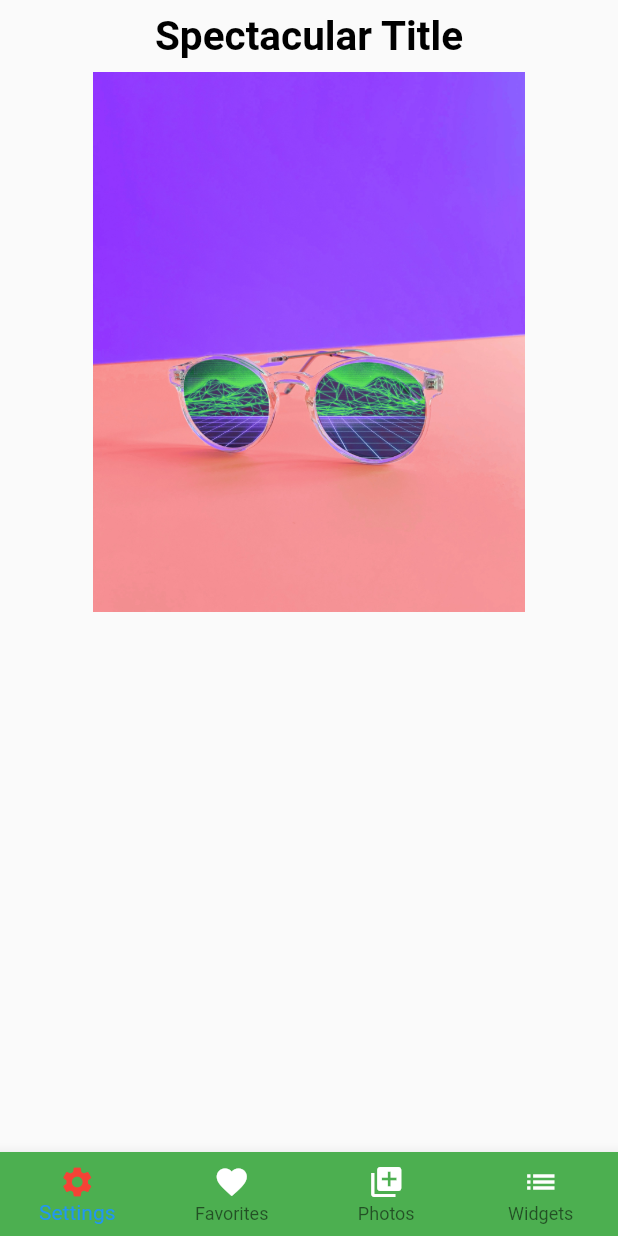
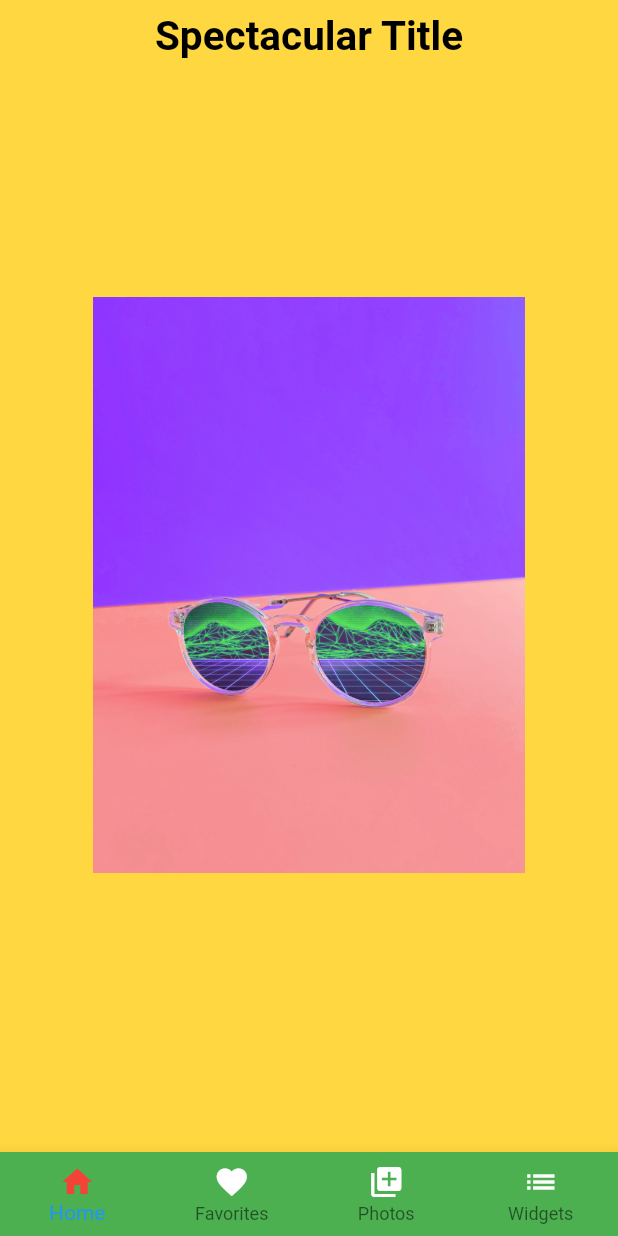
Before and after one commit to mingsai/stub004, a Flutter app: the screen it shows after launch, on a phone screen of 412 x 824 dp. Run offline on Flutter 3.47's test engine with Material 2 defaults, Android fonts, the light colour scheme and no system bars; Roboto replaces fonts that are missing (Merriweather).

Commit message:
fix vendor.yml

```diff
--- a/lib/home.dart
+++ b/lib/home.dart
@@ -9,9 +9,11 @@ class MyHomePage extends StatefulWidget {
 class _MyHomePageState extends State<MyHomePage> {
   @override
   Widget build(BuildContext context) {
+    //isPortrait = MediaQuery.of(context).orientation == Orientation.portrait;
     return Scaffold(
       body: SafeArea(
         child: Container(
+          color: Colors.amberAccent,
           child: Column(
               mainAxisAlignment: MainAxisAlignment.start,
               mainAxisSize: MainAxisSize.max,
@@ -36,12 +38,17 @@ class _MyHomePageState extends State<MyHomePage> {
                   ],
                 ),
                 Flexible(
+                  // fit:FlexFit.loose,
                   child: FractionallySizedBox(
-                    heightFactor: 0.5,
+                    heightFactor: 0.95,
                     widthFactor: 0.7,
-                    child: Image.asset(
-                      'assets/images/joshua-coleman-kFRKvJQtNHg-unsplash.jpg',
-                      fit: BoxFit.fitWidth,
+                    child: InkWell(
+                      onTap: () => print('pressed'),
+                      // padding: const EdgeInsets.all(0.0),
+                      child: Image.asset(
+                        'assets/images/joshua-coleman-kFRKvJQtNHg-unsplash.jpg',
+                        fit: BoxFit.fitWidth,
+                      ),
                     ),
                   ),
                 ),
@@ -57,8 +64,8 @@ class _MyHomePageState extends State<MyHomePage> {
           backgroundColor: Colors.green,
           items: [
             const BottomNavigationBarItem(
-              icon: Icon(Icons.settings),
-              title: Text('Settings'),
+              icon: Icon(Icons.home) ,
+              title: Text('Home'),
             ),
             const BottomNavigationBarItem(
               icon: Icon(Icons.favorite),
--- a/lib/main.dart
+++ b/lib/main.dart
@@ -1,18 +1,22 @@
 import 'dart:io' show Platform;
-import 'package:flutter/foundation.dart' show debugDefaultTargetPlatformOverride;
+import 'package:flutter/foundation.dart'
+    show debugDefaultTargetPlatformOverride;
 import 'package:flutter/material.dart';
 import 'package:stub004/home.dart';
 
+bool isPortrait = true;
 void main() {
   _setTargetPlatformForDesktop();
   runApp(MyApp());
 }
+
 void _setTargetPlatformForDesktop() {
   // No need to handle macOS, as it has now been added to TargetPlatform.
   if (Platform.isLinux || Platform.isWindows) {
     debugDefaultTargetPlatformOverride = TargetPlatform.fuchsia;
   }
 }
+
 class MyApp extends StatelessWidget {
   @override
   Widget build(BuildContext context) {
@@ -20,7 +24,7 @@ class MyApp extends StatelessWidget {
       title: 'Stub004',
       theme: ThemeData(
         primarySwatch: Colors.blue,
-        primaryColor: Colors.red[100],//const Color(0xFF2196f3),
+        primaryColor: Colors.red[100], //const Color(0xFF2196f3),
         accentColor: const Color(0xFF2196f3),
         canvasColor: const Color(0xFFfafafa),
         fontFamily: 'Merriweather',
@@ -29,7 +33,6 @@ class MyApp extends StatelessWidget {
     );
   }
 }
-
 
 // class MyHomePage extends StatefulWidget {
 //   MyHomePage({Key key, this.title}) : super(key: key);
```
Also changed, not shown: 1 other file. Lines whose indentation alone changed are shown as unchanged.
